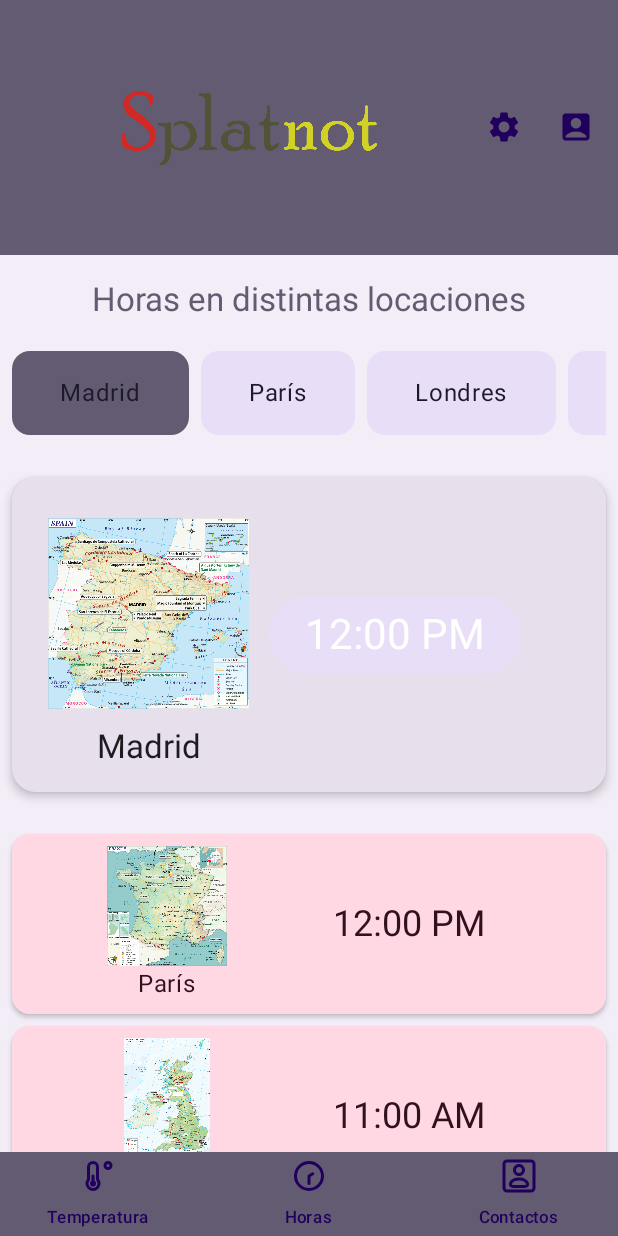
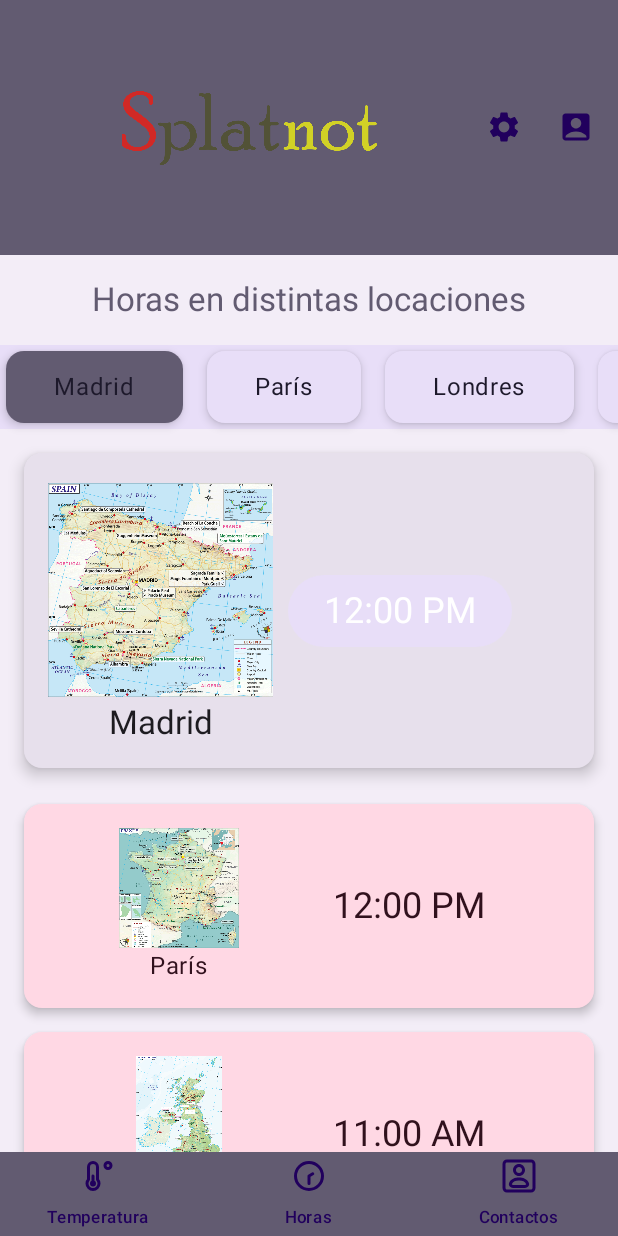
Before and after one commit to bryan-paucar/ProyectoInterfaces, an Android app built with Jetpack Compose: the @Preview function Preview, item 2 of the bottom bar chosen, on a phone screen of 412 x 824 dp. Run offline under Robolectric (Android 15) with nearby library versions, the phone set to English and light mode, and no system bars.

Commit message:
Card agregados pero DropDownMenu

```diff
--- a/app/src/main/java/com/example/proyectointerfaces/MainActivity.kt
+++ b/app/src/main/java/com/example/proyectointerfaces/MainActivity.kt
@@ -22,7 +22,6 @@ import androidx.compose.foundation.layout.width
 import androidx.compose.foundation.lazy.LazyColumn
 import androidx.compose.foundation.lazy.LazyRow
 import androidx.compose.foundation.lazy.items
-import androidx.compose.foundation.shape.RoundedCornerShape
 import androidx.compose.material.icons.Icons
 import androidx.compose.material.icons.filled.AccountBox
 import androidx.compose.material.icons.filled.Settings
@@ -486,7 +485,7 @@ fun HorasScreen(padding: PaddingValues, viewModel: HorasViewModel = viewModel())
         modifier = Modifier
             .fillMaxSize()
             .padding(padding)
-            .background(MaterialTheme.colorScheme.surfaceContainer), // Fondo con color neutro
+            .background(MaterialTheme.colorScheme.surfaceContainer),
         horizontalAlignment = Alignment.CenterHorizontally
     ) {
         // Título
@@ -497,30 +496,28 @@ fun HorasScreen(padding: PaddingValues, viewModel: HorasViewModel = viewModel())
             modifier = Modifier.padding(vertical = 16.dp)
         )
 
-        // Selector de ciudades en horizontal (LazyRow)
+        // Selector de ciudades en horizontal con Cards
         LazyRow(
             modifier = Modifier
                 .fillMaxWidth()
-                .padding(horizontal = 8.dp),
+                .background(MaterialTheme.colorScheme.secondaryContainer),
             horizontalArrangement = Arrangement.spacedBy(8.dp)
         ) {
             items(viewModel.obtenerHorasEnCiudades().keys.toList()) { ciudad ->
                 Card(
-                    shape = RoundedCornerShape(12.dp),
+                    modifier = Modifier.padding(4.dp),
                     colors = CardDefaults.cardColors(
                         containerColor = if (viewModel.ciudadSeleccionada.value == ciudad)
                             MaterialTheme.colorScheme.secondary
                         else
                             MaterialTheme.colorScheme.secondaryContainer
                     ),
-                    modifier = Modifier.padding(vertical = 4.dp)
+                    elevation = CardDefaults.cardElevation(defaultElevation = 4.dp)
                 ) {
                     Button(
                         onClick = { viewModel.seleccionarCiudad(ciudad) },
-                        colors = ButtonDefaults.buttonColors(
-                            containerColor = Color.Transparent
-                        ),
-                        modifier = Modifier.padding(horizontal = 8.dp, vertical = 4.dp)
+                        colors = ButtonDefaults.buttonColors(containerColor = Color.Transparent),
+                        modifier = Modifier.padding(horizontal = 8.dp)
                     ) {
                         Text(
                             ciudad,
@@ -534,30 +531,23 @@ fun HorasScreen(padding: PaddingValues, viewModel: HorasViewModel = viewModel())
 
         Spacer(modifier = Modifier.height(16.dp))
 
-        // Sección de la ciudad seleccionada con Card
+        // Sección de la ciudad seleccionada dentro de una Card
         Card(
-            shape = RoundedCornerShape(16.dp),
-            elevation = CardDefaults.cardElevation(defaultElevation = 4.dp),
-            colors = CardDefaults.cardColors(containerColor = MaterialTheme.colorScheme.surfaceVariant),
             modifier = Modifier
                 .fillMaxWidth()
-                .padding(8.dp)
+                .padding(horizontal = 16.dp),
+            colors = CardDefaults.cardColors(containerColor = MaterialTheme.colorScheme.surfaceVariant),
+            elevation = CardDefaults.cardElevation(defaultElevation = 6.dp)
         ) {
             Row(
                 modifier = Modifier.padding(16.dp),
                 verticalAlignment = Alignment.CenterVertically
             ) {
-                Column(
-                    horizontalAlignment = Alignment.CenterHorizontally
-                ) {
+                Column(horizontalAlignment = Alignment.CenterHorizontally) {
                     Image(
-                        painter = painterResource(
-                            id = viewModel.mapaDePaises[viewModel.ciudadSeleccionada.value]!!
-                        ),
+                        painter = painterResource(id = viewModel.mapaDePaises[viewModel.ciudadSeleccionada.value]!!),
                         contentDescription = "Mapa de ${viewModel.ciudadSeleccionada.value}",
-                        modifier = Modifier
-                            .size(150.dp)
-                            .padding(8.dp)
+                        modifier = Modifier.size(150.dp)
                     )
                     Text(
                         text = viewModel.ciudadSeleccionada.value,
@@ -566,19 +556,17 @@ fun HorasScreen(padding: PaddingValues, viewModel: HorasViewModel = viewModel())
                     )
                 }
 
-                Column(
-                    modifier = Modifier.padding(start = 5.dp)
-                ) {
+                Spacer(modifier = Modifier.width(10.dp))
+
+                Column {
                     var expanded by remember { mutableStateOf(false) }
                     Button(
                         onClick = { expanded = true },
-                        colors = ButtonDefaults.buttonColors(
-                            containerColor = MaterialTheme.colorScheme.secondaryContainer
-                        )
+                        colors = ButtonDefaults.buttonColors(containerColor = MaterialTheme.colorScheme.secondaryContainer)
                     ) {
                         Text(
                             viewModel.horaSeleccionada.value,
-                            style = MaterialTheme.typography.headlineMedium,
+                            style = MaterialTheme.typography.headlineSmall,
                             color = MaterialTheme.colorScheme.onSecondary
                         )
                     }
@@ -602,30 +590,27 @@ fun HorasScreen(padding: PaddingValues, viewModel: HorasViewModel = viewModel())
 
         Spacer(modifier = Modifier.height(16.dp))
 
-        // Lista de horas en otras ciudades con Card
+        // Lista de horas en otras ciudades dentro de Cards
         LazyColumn {
             items(viewModel.obtenerHorasEnCiudades().entries.toList()) { (ciudad, hora) ->
                 if (ciudad != viewModel.ciudadSeleccionada.value) {
                     Card(
-                        shape = RoundedCornerShape(12.dp),
-                        elevation = CardDefaults.cardElevation(defaultElevation = 2.dp),
-                        colors = CardDefaults.cardColors(containerColor = MaterialTheme.colorScheme.tertiaryContainer),
                         modifier = Modifier
                             .fillMaxWidth()
-                            .padding(horizontal = 8.dp, vertical = 4.dp)
+                            .padding(horizontal = 16.dp, vertical = 8.dp),
+                        colors = CardDefaults.cardColors(containerColor = MaterialTheme.colorScheme.tertiaryContainer),
+                        elevation = CardDefaults.cardElevation(defaultElevation = 4.dp)
                     ) {
                         Row(
                             verticalAlignment = Alignment.CenterVertically,
-                            modifier = Modifier.padding(8.dp)
+                            modifier = Modifier.padding(16.dp)
                         ) {
                             Column(
                                 horizontalAlignment = Alignment.CenterHorizontally,
                                 modifier = Modifier.weight(1f)
                             ) {
                                 Image(
-                                    painter = painterResource(
-                                        id = viewModel.mapaDePaises[ciudad]!!
-                                    ),
+                                    painter = painterResource(id = viewModel.mapaDePaises[ciudad]!!),
                                     contentDescription = "Mapa de $ciudad",
                                     modifier = Modifier.size(80.dp)
                                 )
```
